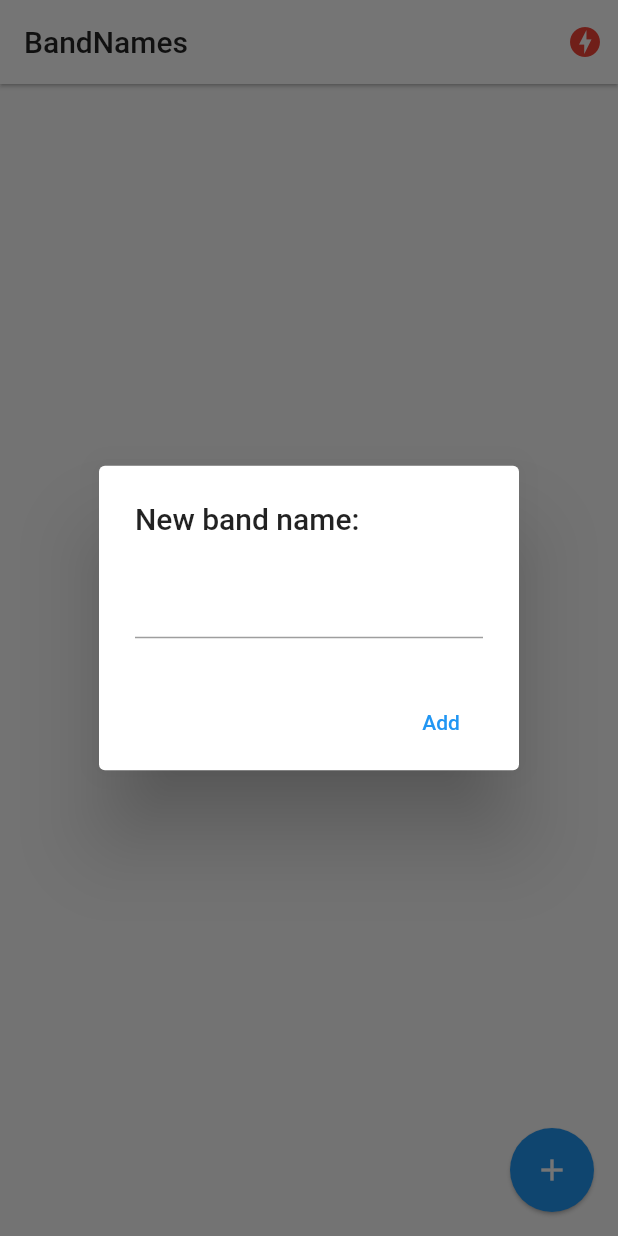
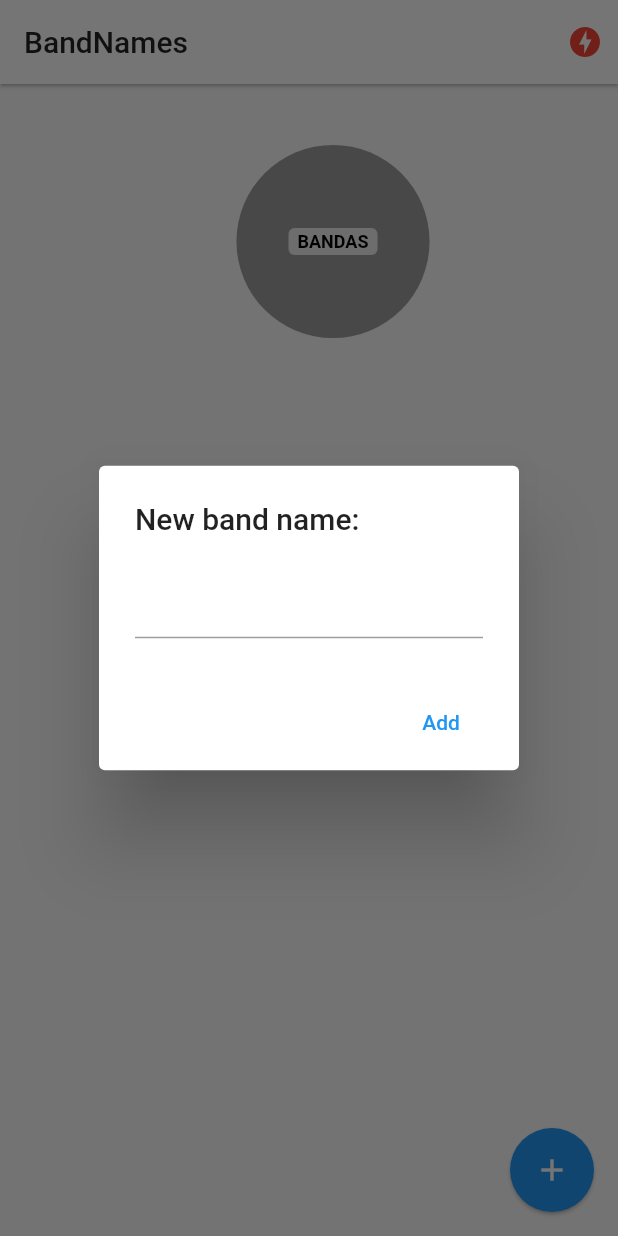
Before and after one commit to efraindrummer/Flutter-BandNamesApp, a Flutter app: the screen it shows after launch, after a tap on the "add" icon, on a phone screen of 412 x 824 dp. Run offline on Flutter 3.47's test engine with Material 2 defaults, Android fonts, the phone set to English and light mode, and no system bars; drawn by our look-alikes of pie_chart; our stand-ins replace socket_io_client; network calls fail.

Commit message:
grafica terminada - aplicacion terminada

```diff
--- a/lib/pages/home.dart
+++ b/lib/pages/home.dart
@@ -4,6 +4,7 @@ import 'package:bandnamesapp/models/band.dart';
 import 'package:bandnamesapp/services/socket_service.dart';
 import 'package:flutter/cupertino.dart';
 import 'package:flutter/material.dart';
+import 'package:pie_chart/pie_chart.dart';
 import 'package:provider/provider.dart';
 
 class HomePage extends StatefulWidget {
@@ -58,9 +59,19 @@ class _HomePageState extends State<HomePage> {
           )
         ],
       ),
-      body: ListView.builder(
-        itemCount: bands.length,
-        itemBuilder: ( context, i) => _bandTile(bands[i]),
+      body: Column(
+
+        children: <Widget>[
+
+          _showGraph(),
+
+          Expanded(
+            child: ListView.builder(
+              itemCount: bands.length,
+              itemBuilder: ( context, i) => _bandTile(bands[i]),
+            ),
+          ),
+        ],
       ),
       floatingActionButton: FloatingActionButton(
         child: Icon(Icons.add),
@@ -158,4 +169,53 @@ class _HomePageState extends State<HomePage> {
 
     Navigator.pop(context);
   }
+
+  Widget _showGraph(){
+    Map<String, double> dataMap = new Map();
+      //'Flutter': 5,
+    bands.forEach((band) {
+      dataMap.putIfAbsent(band.name, () => band.votes.toDouble());
+    });
+
+    final List<Color> colorList = [
+      Colors.blue[50],
+      Colors.blue[200],
+      Colors.red[50],
+      Colors.red[200],
+      Colors.yellow[50],
+      Colors.yellow[200],
+    ];
+
+    return Container(
+      padding: EdgeInsets.only(top: 10),
+      width: double.infinity,
+      height: 200,
+      child: PieChart(
+        dataMap: dataMap,
+        animationDuration: Duration(milliseconds: 800),
+        chartLegendSpacing: 32,
+        chartRadius: MediaQuery.of(context).size.width / 3.2,
+        colorList: colorList,
+        initialAngleInDegree: 0,
+        chartType: ChartType.disc,
+        ringStrokeWidth: 32,
+        centerText: "BANDAS",
+        legendOptions: LegendOptions(
+          showLegendsInRow: false,
+          legendPosition: LegendPosition.left,
+          showLegends: true,
+          legendShape: BoxShape.circle,
+          legendTextStyle: TextStyle(
+            fontWeight: FontWeight.bold,
+          ),
+        ),
+        chartValuesOptions: ChartValuesOptions(
+          showChartValueBackground: true,
+          showChartValues: true,
+          showChartValuesInPercentage: false,
+          showChartValuesOutside: false,
+        ),
+      )
+    );
+  }
 }
--- a/pubspec.yaml
+++ b/pubspec.yaml
@@ -30,6 +30,7 @@ dependencies:
   cupertino_icons: ^1.0.0
   socket_io_client: ^0.9.10
   provider: ^4.3.3
+  pie_chart: ^4.0.1
 
 dev_dependencies:
   flutter_test:
```
Also changed, not shown: pubspec.lock.
